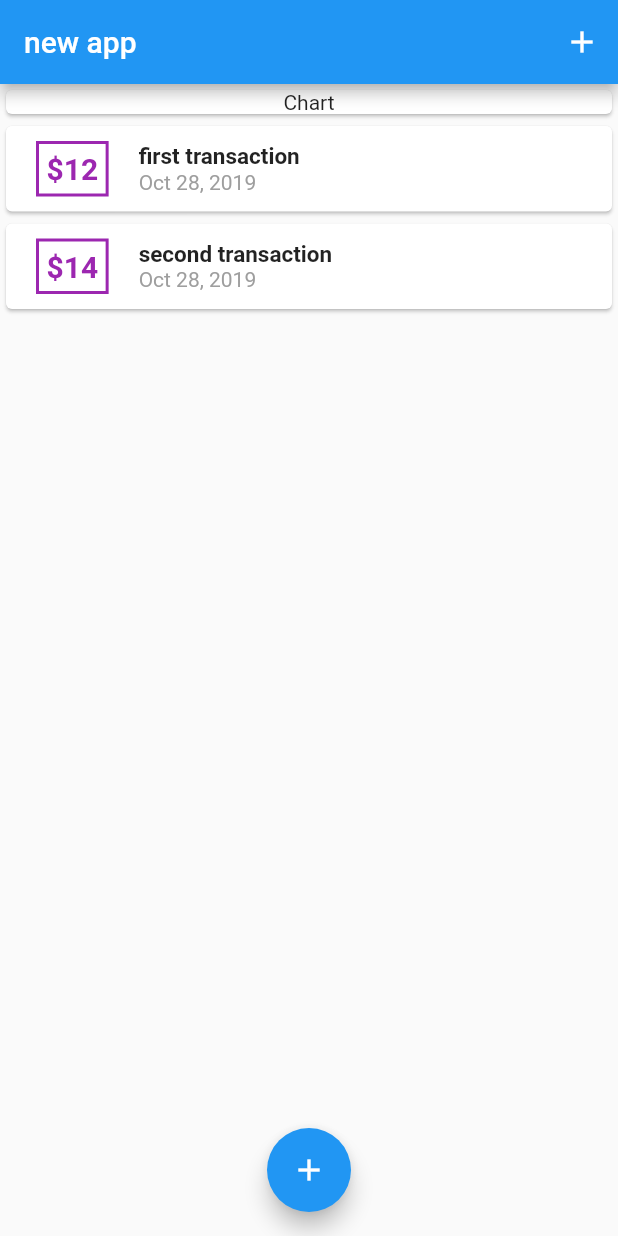
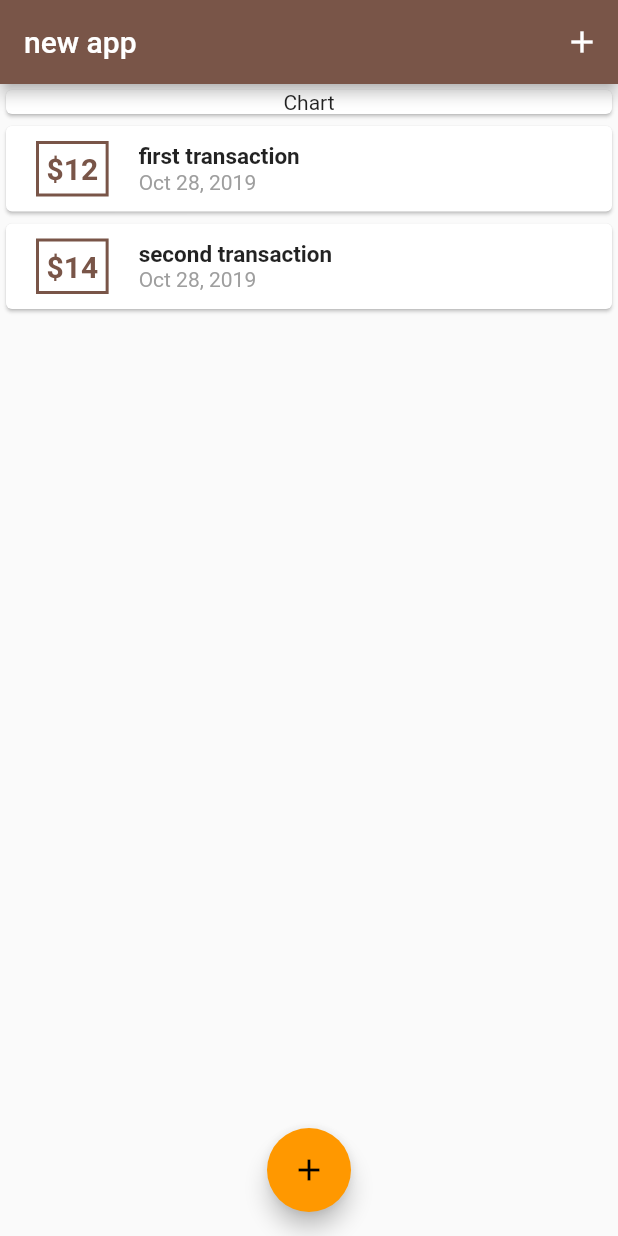
Before and after one commit to aaa59891/flutter_practice_personal_expenses, a Flutter app: the screen it shows after launch, on a phone screen of 412 x 824 dp. Run offline on Flutter 3.47's test engine with Material 2 defaults, Android fonts, the phone set to English and light mode, and no system bars.

Commit message:
add theme color

```diff
--- a/lib/main.dart
+++ b/lib/main.dart
@@ -7,7 +7,12 @@ class MyApp extends StatelessWidget {
   @override
   Widget build(BuildContext context) {
     return MaterialApp(
+      title: 'Personal Expenses',
       home: Home(),
+      theme: ThemeData(
+        primarySwatch: Colors.brown,
+        accentColor: Colors.orange,
+      ),
     );
   }
 }
--- a/lib/widgets/stateless/transaction_form.dart
+++ b/lib/widgets/stateless/transaction_form.dart
@@ -20,9 +20,10 @@ class _TransactionFormState extends State<TransactionForm> {
       return;
     }
     this.widget.onSubmit(
-      this._titleController.text,
-      double.parse(this._amountController.text),
-    );
+          this._titleController.text,
+          double.parse(this._amountController.text),
+        );
+    Navigator.of(this.context).pop();
   }
 
   @override
--- a/lib/widgets/stateless/transaction_item.dart
+++ b/lib/widgets/stateless/transaction_item.dart
@@ -18,7 +18,7 @@ class TransactionItem extends StatelessWidget {
             ),
             decoration: BoxDecoration(
               border: Border.all(
-                color: Colors.purple,
+                color: Theme.of(context).primaryColor,
                 width: 2,
               ),
             ),
@@ -28,7 +28,7 @@ class TransactionItem extends StatelessWidget {
               style: TextStyle(
                 fontWeight: FontWeight.bold,
                 fontSize: 20,
-                color: Colors.purple,
+                color: Theme.of(context).primaryColor,
               ),
             ),
           ),
--- a/lib/widgets/stateless/transaction_list.dart
+++ b/lib/widgets/stateless/transaction_list.dart
@@ -16,12 +16,6 @@ class TransactionList extends StatelessWidget {
           );
         },
         itemCount: this.transactions.length,
-        // children: this
-        //     .transactions
-        //     .map((transaction) => TransactionItem(
-        //           transaction: transaction,
-        //         ))
-        //     .toList(),
       ),
     );
   }
```
